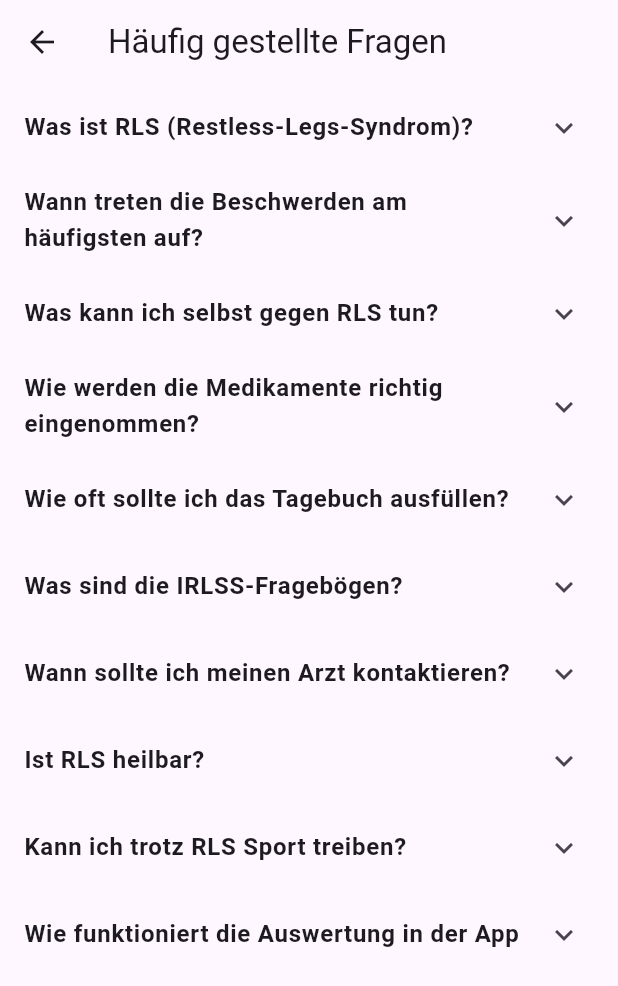
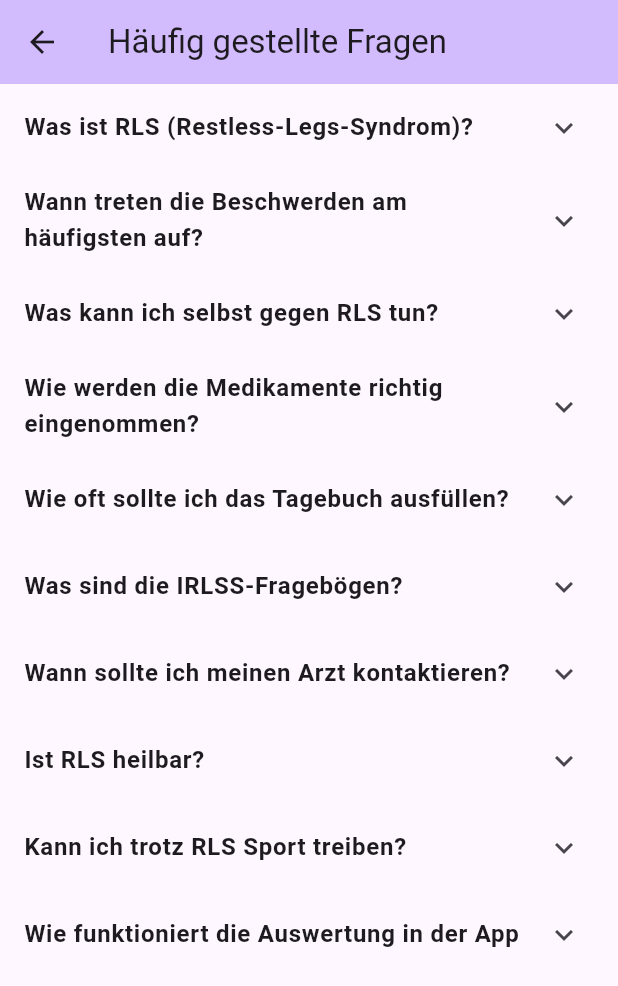
Before and after one commit to sarahthu/RLSApp, a Flutter app: the HomeScreen screen opened directly, after a tap on "Häufig gestellte Fragen", on a phone screen of 412 x 824 dp. Shown: the top 986 px of the screen. Run offline on Flutter 3.47's test engine with Material 3 defaults, Android fonts, the phone set to English and light mode, and no system bars; our stand-ins replace table_calendar.

Commit message:
Erinnerungen Tab hinzugefügt

```diff
--- a/patient_app/flutterapp/lib/screens/faq_screen.dart
+++ b/patient_app/flutterapp/lib/screens/faq_screen.dart
@@ -76,7 +76,10 @@ class FAQScreen extends StatelessWidget {
   @override
   Widget build(BuildContext context) {
     return Scaffold(
-      appBar: AppBar(title: const Text('Häufig gestellte Fragen')),
+      appBar: AppBar(
+        title: const Text('Häufig gestellte Fragen'),
+        backgroundColor: Theme.of(context).colorScheme.inversePrimary,
+      ),
       body: ListView(
         children: faqs.map((faq) {
           return ExpansionTile(
--- a/patient_app/flutterapp/lib/screens/home_screen.dart
+++ b/patient_app/flutterapp/lib/screens/home_screen.dart
@@ -1,5 +1,6 @@
 import 'package:flutter/material.dart';
 import 'package:flutterapp/screens/auswertung_screen.dart';
+import 'package:flutterapp/screens/erinnerungen_screen.dart';
 import 'package:flutterapp/screens/fragebogen_screen.dart';
 import 'package:flutterapp/screens/infos_screen.dart';
 import 'package:flutterapp/screens/sensor_screen.dart';
@@ -30,7 +31,7 @@ class HomeScreen extends StatelessWidget {
                   return FragebogenScreen();
                 }));
               },
-              label: const Text('Fragebogen', style: TextStyle(fontSize: 25),),
+              label: const Text('Fragebögen', style: TextStyle(fontSize: 25),),
             ),
             SizedBox(height: 10,),   //Abstand zwischen Knöpfen
             ElevatedButton.icon(   //Knopf zur Tagebuch Seite
@@ -41,6 +42,16 @@ class HomeScreen extends StatelessWidget {
                 }));
               },
               label: const Text('Tagebuch', style: TextStyle(fontSize: 25),),
+            ),
+            SizedBox(height:10,),
+            ElevatedButton.icon(   //Knopf zur Erinnerungen Seite
+              icon: Icon(Icons.notification_add),
+              onPressed: () {
+                Navigator.push(context, MaterialPageRoute(builder: (context) {    //Weiterleiten auf ErinnerungenScreen, mit Zurückknopf
+                  return ErinnerungenScreen();
+                }));
+              },
+              label: const Text('Erinnerungen', style: TextStyle(fontSize: 25),),
             ),
             SizedBox(height: 10,),   //Abstand zwischen Knöpfen
             ElevatedButton.icon(    //Knopf zur Sensor Seite
@@ -63,10 +74,10 @@ class HomeScreen extends StatelessWidget {
               label: const Text('Infos', style: TextStyle(fontSize: 25),),
             ),
             SizedBox(height: 10,),   //Abstand zwischen Knöpfen
-            ElevatedButton.icon(    //Knopf zur Infos Seite
+            ElevatedButton.icon(    //Knopf zur FAQ Seite
               icon: Icon(Icons.chat),
               onPressed: () {
-                Navigator.push(context, MaterialPageRoute(builder: (context) {   //Weiterleiten auf InfosScreen, mit Zurückknopf
+                Navigator.push(context, MaterialPageRoute(builder: (context) {   //Weiterleiten auf FAQScreen, mit Zurückknopf
                   return FAQScreen();
                 }));
               },
```
Also changed, not shown: patient_app/flutterapp/lib/screens/erinnerungen_screen.dart (added, +18 -0 lines).
